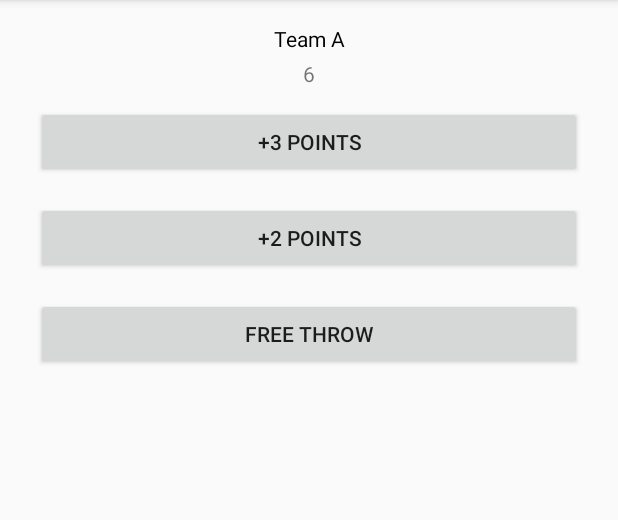
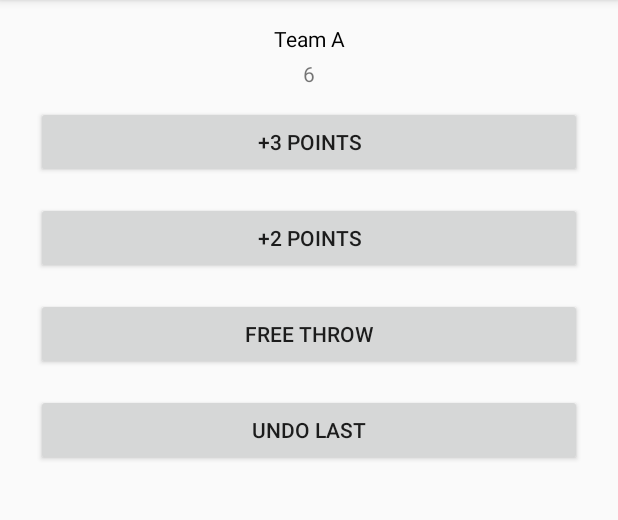
Before and after one commit to mikkamax/CourtCounter, an Android app: the screen it shows after launch (MainActivity), after a tap on "FREE THROW", on a phone screen of 412 x 824 dp, the part 84-604 px from its top. Run offline under Robolectric (Android 15) with nearby library versions, the phone set to English and light mode, and no system bars; 2 other taps on this screen came first.

Commit message:
Add UNDO functionality

```diff
--- a/app/src/main/java/com/mike/courtcounter/MainActivity.java
+++ b/app/src/main/java/com/mike/courtcounter/MainActivity.java
@@ -8,6 +8,7 @@ import android.widget.TextView;
 
 public class MainActivity extends AppCompatActivity {
     int scoreTeamA;
+    int lastInput;
 
     @Override
     protected void onCreate(Bundle savedInstanceState) {
@@ -16,17 +17,26 @@ public class MainActivity extends AppCompatActivity {
     }
 
     public void Plus3TeamA(View v) {
-        scoreTeamA += 3;
+        lastInput = 3;
+        scoreTeamA += lastInput;
         displayForTeamA();
     }
 
     public void Plus2TeamA(View v) {
-        scoreTeamA += 2;
+        lastInput = 2;
+        scoreTeamA += lastInput;
         displayForTeamA();
     }
 
     public void Plus1TeamA(View v) {
-        scoreTeamA += 1;
+        lastInput = 1;
+        scoreTeamA += lastInput;
+        displayForTeamA();
+    }
+
+    public void UndoLastA(View v) {
+        scoreTeamA -= lastInput;
+        lastInput = 0;
         displayForTeamA();
     }
 
--- a/app/src/main/res/layout/activity_main.xml
+++ b/app/src/main/res/layout/activity_main.xml
@@ -50,4 +50,12 @@
         android:onClick="Plus1TeamA"
         />
 
+    <Button
+        android:layout_width="match_parent"
+        android:layout_height="wrap_content"
+        android:text="Undo last"
+        android:layout_margin="8dp"
+        android:onClick="UndoLastA"
+        />
+
 </LinearLayout>
```
